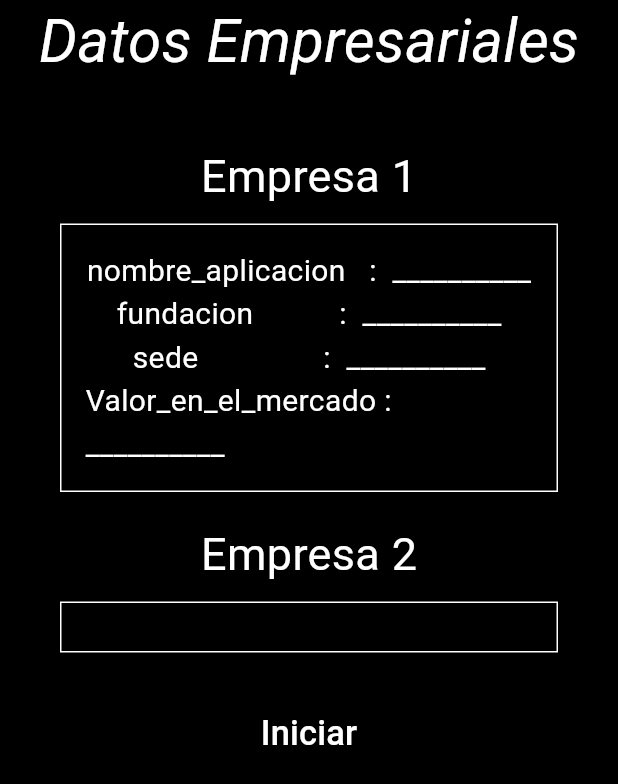
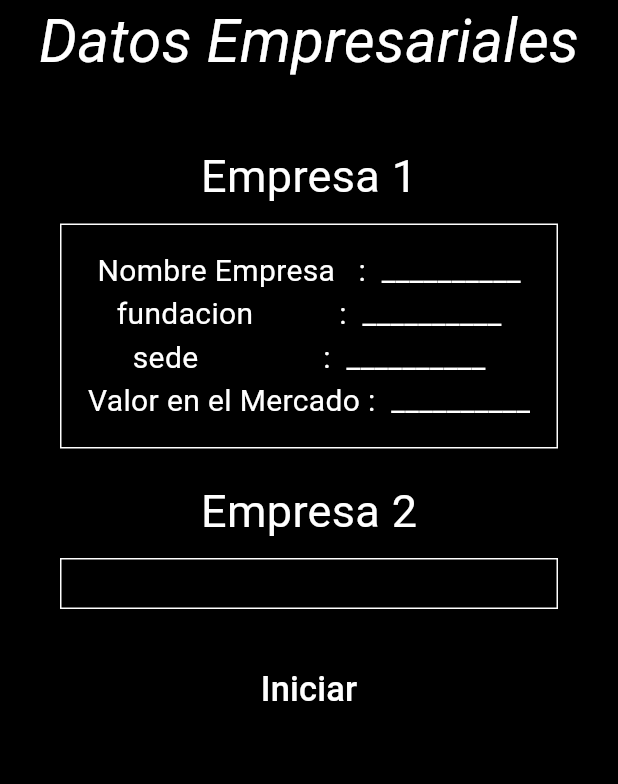
Before and after one commit to julio763284/Proyecto-21-08-2025, a Flutter app: the screen it shows after launch, on a phone screen of 412 x 824 dp. Shown: the top 784 px of the screen. Run offline on Flutter 3.47's test engine with Material 3 defaults, Android fonts, the phone set to English and light mode, and no system bars; our stand-ins replace bloc, equatable, flutter_bloc.

```diff
--- a/app/lib/features/Widgets/Vistas1cuadro.dart
+++ b/app/lib/features/Widgets/Vistas1cuadro.dart
@@ -31,7 +31,7 @@ class Cuadro1 extends StatelessWidget {
       crossAxisAlignment: CrossAxisAlignment.center,
       children: [
         Text(
-          "nombre_aplicacion   :  __________",
+          "Nombre Empresa   :  __________",
           style: TextStyle(color: Colors.white, fontSize: 20),
         ),
         Text(
@@ -43,7 +43,7 @@ class Cuadro1 extends StatelessWidget {
           style: TextStyle(color: Colors.white, fontSize: 20),
         ),
         Text(
-          "Valor_en_el_mercado :  __________",
+          "Valor en el Mercado :  __________",
           style: TextStyle(color: Colors.white, fontSize: 20),
         ),
       ],
@@ -60,13 +60,13 @@ class Cuadro1 extends StatelessWidget {
       crossAxisAlignment: CrossAxisAlignment.center,
       children: [
         Text(
-          "nombre_aplicacion : ${info.nombreEmpresa}", style: TextStyle(color: Colors.white, fontSize: 20), textAlign: TextAlign.center,),
+          "Nombre Empresa : ${info.nombreEmpresa}", style: TextStyle(color: Colors.white, fontSize: 20), textAlign: TextAlign.center,),
         Text(
           "fundacion :  ${info.fundacion}", style: TextStyle(color: Colors.white, fontSize: 20), textAlign: TextAlign.center),
         Text(
           "sede :  ${info.sede}", style: TextStyle(color: Colors.white, fontSize: 20), textAlign: TextAlign.center),
         Text(
-          "Valor_en_el_mercado :  ${info.valorenbolsa}", style: TextStyle(color: Colors.white, fontSize: 20), textAlign: TextAlign.center),
+          "Valor en el mercado :  ${info.valorenbolsa}", style: TextStyle(color: Colors.white, fontSize: 20), textAlign: TextAlign.center),
       ],
     );
   }
```
Also changed, not shown: app/lib/features/bloc/bloc.dart (added, +25 -0 lines), app/lib/features/Cubit/bloc/bloc.dart (deleted), app/lib/features/bloc/estados_bloc.dart (renamed from app/lib/features/Cubit/bloc/estados_bloc.dart), app/lib/features/bloc/eventos.dart (renamed from app/lib/features/Cubit/bloc/eventos.dart).
